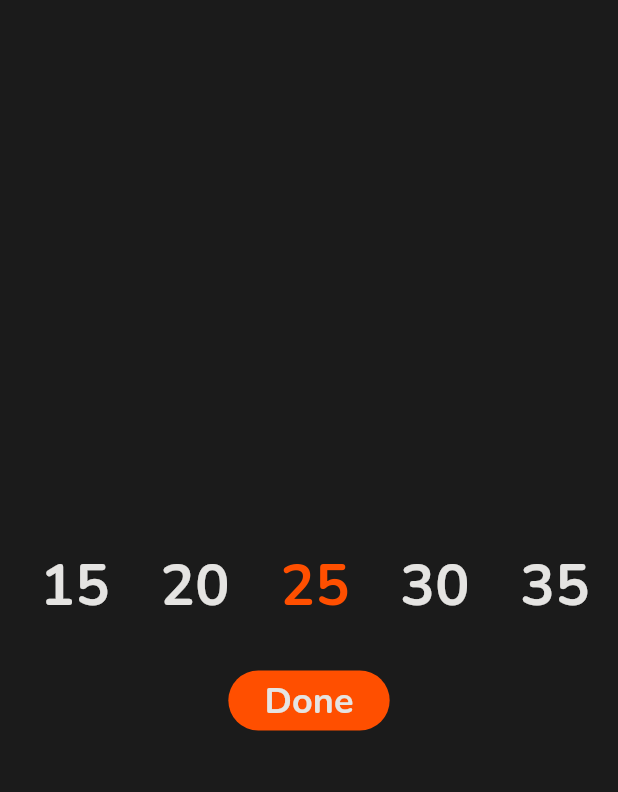
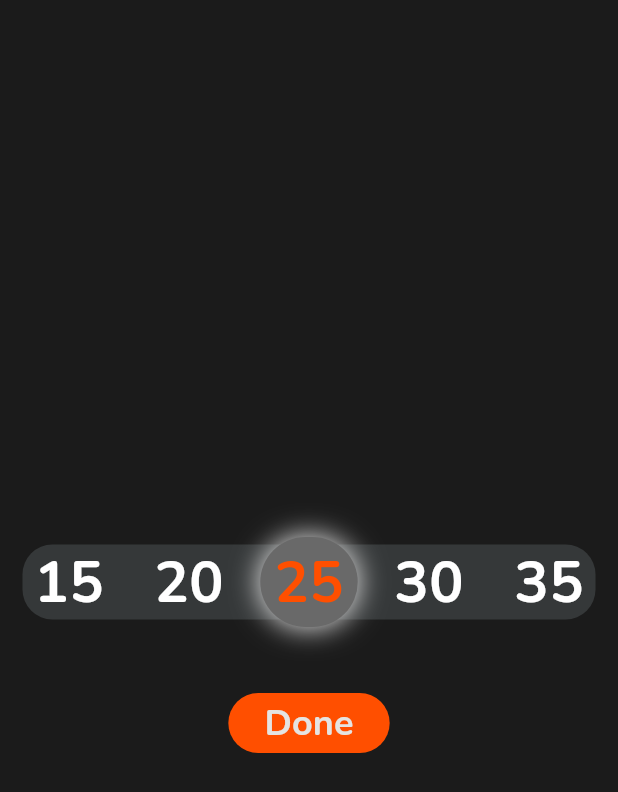
Before and after one commit to hpzynha/pomodero_app, a Flutter app: the SelectTimePage screen opened by its route, on a phone screen of 412 x 824 dp. Shown: the top 792 px of the screen. Run offline on Flutter 3.47's test engine with Material 3 defaults, Android fonts, the light colour scheme and no system bars; drawn by our look-alikes of numberpicker; our stand-ins replace animated_splash_screen, easy_localization, firebase_auth, firebase_core, flutter_svg, google_fonts and 1 more; accounts and stored records are empty; network calls fail.

Commit message:
timer picker

```diff
--- a/lib/pages/select_time_page.dart
+++ b/lib/pages/select_time_page.dart
@@ -1,9 +1,9 @@
 import 'package:flutter/material.dart';
 import 'package:pomodero_app/style/colors.dart';
+import 'package:pomodero_app/widgets/timer_picker.dart';
 
 import '../utils/time_list.dart';
 import '../widgets/buttons_widget.dart';
-import '../widgets/time_options.dart';
 
 class SelectTimePage extends StatefulWidget {
   const SelectTimePage({super.key});
@@ -21,7 +21,9 @@ class _SelectTimePageState extends State<SelectTimePage> {
         mainAxisAlignment: MainAxisAlignment.center,
         children: [
           const SizedBox(height: 30),
-          const TimeOptions(),
+          const TimerPicker(
+            selectedTimeInMinutes: 1500,
+          ),
           const SizedBox(height: 30),
           boxButton(
             text: 'Done',
--- a/lib/style/text_styles.dart
+++ b/lib/style/text_styles.dart
@@ -43,6 +43,11 @@ class PomoderoTextStyles {
     fontWeight: FontWeight.bold,
     color: textDarkMode,
   );
+  static final TextStyle selectTime = GoogleFonts.nunito(
+    fontSize: 38,
+    fontWeight: FontWeight.bold,
+    color: textDarkMode,
+  );
 
   // Adicione mais estilos conforme necessário...
 }
--- /dev/null
+++ b/lib/widgets/timer_picker.dart
@@ -0,0 +1,105 @@
+import 'package:flutter/material.dart';
+import 'package:google_fonts/google_fonts.dart';
+import 'package:numberpicker/numberpicker.dart';
+import 'package:pomodero_app/service/timer_service.dart';
+import 'package:pomodero_app/style/colors.dart';
+import 'package:provider/provider.dart';
+
+class TimerPicker extends StatefulWidget {
+  final int selectedTimeInMinutes; // Add selectedTimeInMinutes parameter
+
+  const TimerPicker({Key? key, required this.selectedTimeInMinutes})
+      : super(key: key);
+
+  @override
+  State<TimerPicker> createState() => _TimerPickerState();
+}
+
+class _TimerPickerState extends State<TimerPicker> {
+  late int _currentValueInMinutes;
+
+  @override
+  void initState() {
+    super.initState();
+    _currentValueInMinutes =
+        widget.selectedTimeInMinutes ~/ 60; // Convert seconds to minutes
+  }
+
+  @override
+  Widget build(BuildContext context) {
+    final double containerWidth = MediaQuery.of(context).size.width;
+    final int itemCount = (containerWidth / 70).floor();
+    Provider.of<TimerService>(context, listen: false);
+    return Consumer<TimerService>(builder: (context, provider, _) {
+      return SingleChildScrollView(
+        physics: const ClampingScrollPhysics(),
+        child: Column(
+          mainAxisAlignment: MainAxisAlignment.center,
+          crossAxisAlignment: CrossAxisAlignment.center,
+          children: [
+            Stack(
+              alignment: Alignment.center,
+              children: [
+                Container(
+                  margin: const EdgeInsets.symmetric(
+                      horizontal: 15.0, vertical: 15.0),
+                  padding: const EdgeInsets.symmetric(horizontal: 15),
+                  alignment: Alignment.center,
+                  height: 50,
+                  decoration: BoxDecoration(
+                    color: onyx,
+                    borderRadius: BorderRadius.circular(20),
+                  ),
+                ),
+                Positioned(
+                  height: 60,
+                  width: 65,
+                  child: Container(
+                    decoration: BoxDecoration(
+                        color: hintColorGray,
+                        borderRadius: BorderRadius.circular(50),
+                        boxShadow: [
+                          BoxShadow(
+                              color: Colors.grey.shade300,
+                              blurRadius: 15.0,
+                              spreadRadius: 1.0),
+                        ]),
+                  ),
+                ),
+                Container(
+                  child: NumberPicker(
+                    textStyle: GoogleFonts.nunito(
+                      fontSize: 38,
+                      fontWeight: FontWeight.w700,
+                      color: Colors.white,
+                    ),
+                    selectedTextStyle: GoogleFonts.nunito(
+                      fontSize: 38,
+                      fontWeight: FontWeight.w700,
+                      color: aerospaceorange,
+                    ),
+                    axis: Axis.horizontal,
+                    step: 5,
+                    itemHeight: 60,
+                    itemWidth: 80,
+                    minValue: 5, // Minimum value in minutes
+                    maxValue: 150, // Maximum value in minutes
+                    itemCount: itemCount,
+                    value: _currentValueInMinutes,
+                    onChanged: (v) {
+                      setState(() {
+                        _currentValueInMinutes = v;
+                        provider.selectedTime =
+                            v * 60.0; // Convert minutes to seconds
+                      });
+                    },
+                  ),
+                ),
+              ],
+            ),
+          ],
+        ),
+      );
+    });
+  }
+}
--- a/pubspec.yaml
+++ b/pubspec.yaml
@@ -44,6 +44,7 @@ dependencies:
   easy_localization: ^3.0.6
   provider: ^6.1.2
   ruler_scale_picker: ^0.1.0
+  numberpicker: ^2.1.2
 
 dev_dependencies:
   flutter_test:
```
Also changed, not shown: pubspec.lock.
